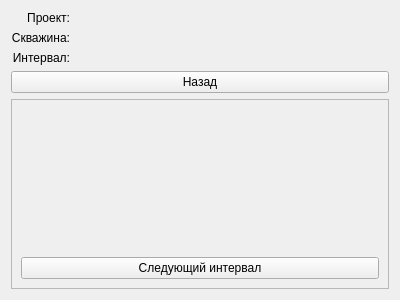
StellarCampfire/GeoPhoto, file resources/ui/IntervalForm.ui: the form before one commit.
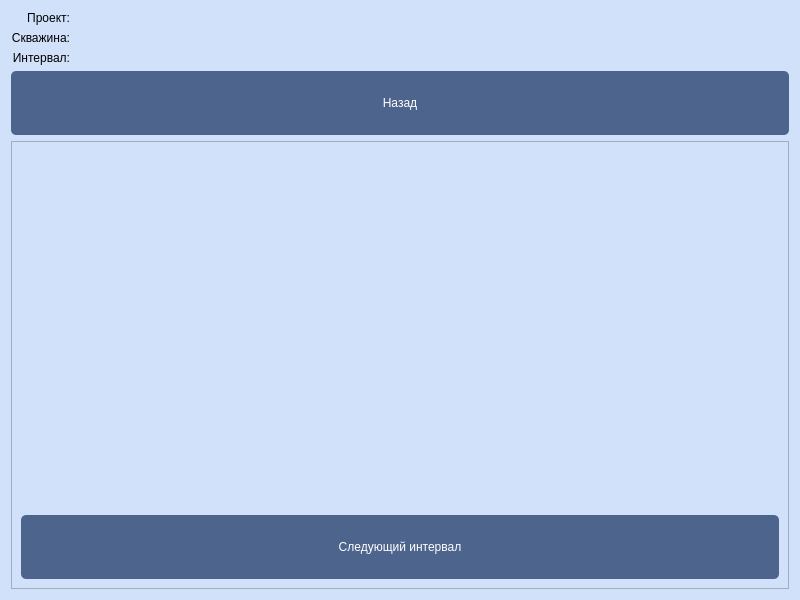
The form after the commit.

Diff of the .ui file:
```diff
--- a/resources/ui/IntervalForm.ui
+++ b/resources/ui/IntervalForm.ui
@@ -6,13 +6,42 @@
    <rect>
     <x>0</x>
     <y>0</y>
-    <width>400</width>
-    <height>300</height>
+    <width>800</width>
+    <height>600</height>
    </rect>
   </property>
   <property name="windowTitle">
    <string>Form</string>
   </property>
+  <property name="styleSheet">
+   <string notr="true">QWidget {
+    background-color: rgb(208, 225, 249);
+}
+
+QPushButton {
+    background-color: rgb(77, 100, 141);
+
+    color: white;
+    border-radius: 5px;
+	padding: 25;
+	font: 57 18pt &quot;Sono Medium&quot;;
+}
+
+QPushButton:focus {
+    background-color: rgb(40, 54, 85);
+
+    color: white;
+    border-radius: 5px;
+	padding: 25;
+	font: 57 18pt &quot;Sono Medium&quot;;
+}
+
+QLabel {
+	font: 57 16pt &quot;Sono Medium&quot;;
+}
+
+</string>
+  </property>
   <layout class="QVBoxLayout" name="verticalLayout_3">
    <item>
     <layout class="QHBoxLayout" name="horizontalLayout">
@@ -116,8 +145,8 @@
        <rect>
         <x>0</x>
         <y>0</y>
-        <width>386</width>
-        <height>213</height>
+        <width>774</width>
+        <height>397</height>
        </rect>
       </property>
       <layout class="QVBoxLayout" name="verticalLayout_4">
```
